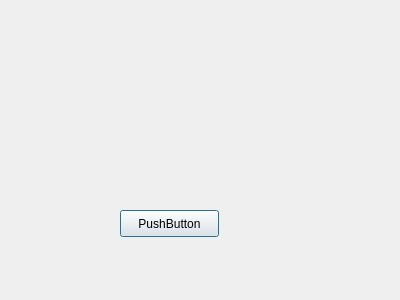
Above: RaspberryPI/info_screen.ui from maruncz/RaspberryPI-tablet before the change. Below: the same form after it.
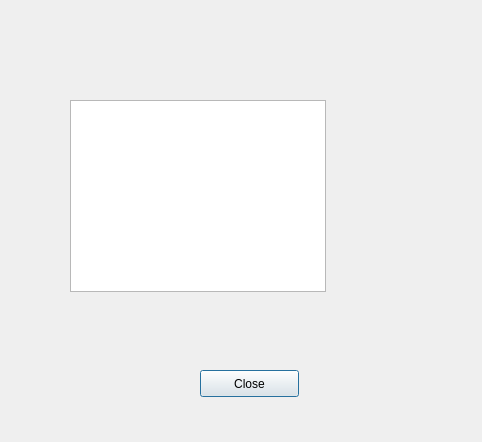
That is the form after the change.

Commit message: On branch master 	modified:   RaspberryPI/RaspberryPI.pro 	new file:   RaspberryPI/hwinfo.cpp 	new file:   RaspberryPI/hwinfo.h 	modified:   RaspberryPI/info_screen.cpp 	modified:   RaspberryPI/info_screen.h 	modified:   RaspberryPI/info_screen.ui 	modified:   RaspberryPI/mainwindow.cpp 	modified:   RaspberryPI/mainwindow.h 	new file:   RaspberryPI/rpi.cpp 	new file:   RaspberryPI/rpi.h

Patch:
```diff
--- a/RaspberryPI/info_screen.ui
+++ b/RaspberryPI/info_screen.ui
@@ -6,8 +6,8 @@
    <rect>
     <x>0</x>
     <y>0</y>
-    <width>400</width>
-    <height>300</height>
+    <width>482</width>
+    <height>442</height>
    </rect>
   </property>
   <property name="windowTitle">
@@ -16,16 +16,37 @@
   <widget class="QPushButton" name="pushButton">
    <property name="geometry">
     <rect>
-     <x>120</x>
-     <y>210</y>
+     <x>200</x>
+     <y>370</y>
      <width>99</width>
      <height>27</height>
     </rect>
    </property>
    <property name="text">
-    <string>PushButton</string>
+    <string>Close</string>
    </property>
   </widget>
+  <widget class="QTableWidget" name="tableWidget">
+   <property name="geometry">
+    <rect>
+     <x>70</x>
+     <y>100</y>
+     <width>256</width>
+     <height>192</height>
+    </rect>
+   </property>
+   <property name="columnCount">
+    <number>2</number>
+   </property>
+   <attribute name="horizontalHeaderVisible">
+    <bool>false</bool>
+   </attribute>
+   <attribute name="verticalHeaderVisible">
+    <bool>false</bool>
+   </attribute>
+   <column/>
+   <column/>
+  </widget>
  </widget>
  <resources/>
  <connections/>
```
Left out of the diff: 4 changed lines with no effect on the pictures. The commit also changes 9 other files.
